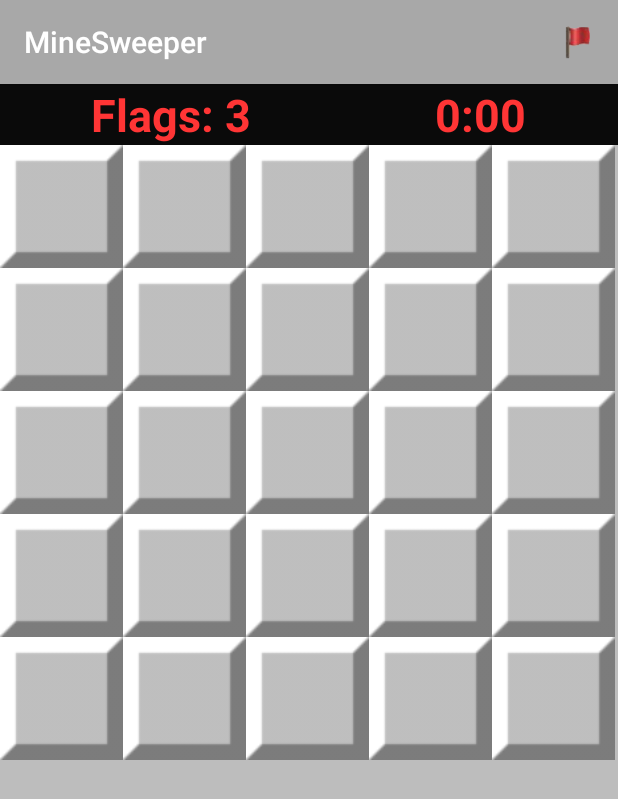
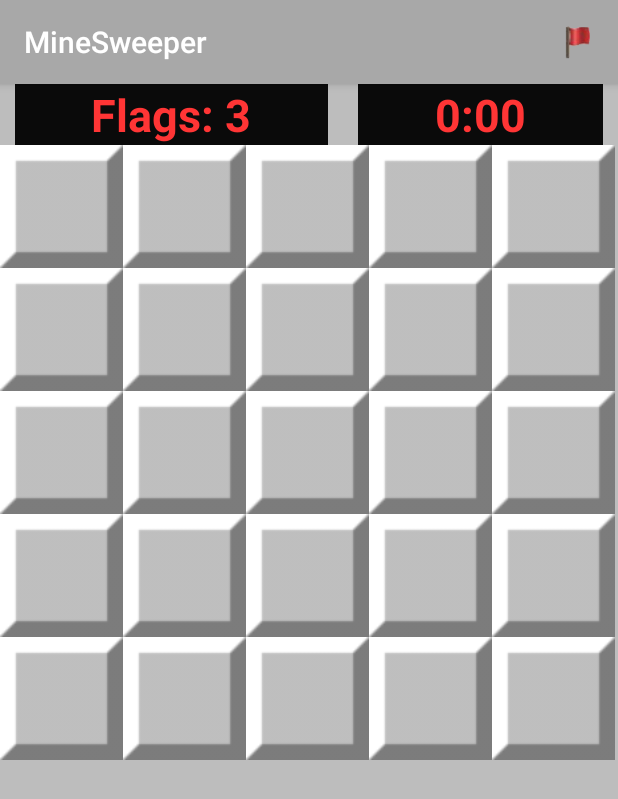
Before and after one commit to FokaKefir/MineSweeper, an Android app: the GameActivity screen opened directly, with no data from a screen before it, on a phone screen of 412 x 824 dp. Shown: the top 799 px of the screen. Run offline under Robolectric (Android 15) with nearby library versions, the phone set to English and light mode, and no system bars.

Commit message:
Design the game_activity_layout Setting margin for the 2 TextView

```diff
--- a/app/src/main/res/layout/game_activity_layout.xml
+++ b/app/src/main/res/layout/game_activity_layout.xml
@@ -22,6 +22,8 @@
             android:gravity="center"
             android:textColor="@color/colorAccent"
             android:textSize="30dp"
+            android:layout_marginLeft="@dimen/iMarginText"
+            android:layout_marginRight="@dimen/iMarginText"
             android:textStyle="bold" />
 
         <TextView
@@ -33,7 +35,11 @@
             android:gravity="center"
             android:textColor="@color/colorAccent"
             android:textSize="30dp"
+            android:layout_marginLeft="@dimen/iMarginText"
+            android:layout_marginRight="@dimen/iMarginText"
             android:textStyle="bold"
+
+
             tools:text="00:00" />
     </LinearLayout>
 
--- a/app/src/main/res/values/dimens.xml
+++ b/app/src/main/res/values/dimens.xml
@@ -1,6 +1,6 @@
 <?xml version="1.0" encoding="utf-8"?>
 <resources>
-    <dimen name="iMarginText">80dp</dimen>
+    <dimen name="iMarginText">10dp</dimen>
     <dimen name="iMarginLobby">100dp</dimen>
 
 </resources>
```
